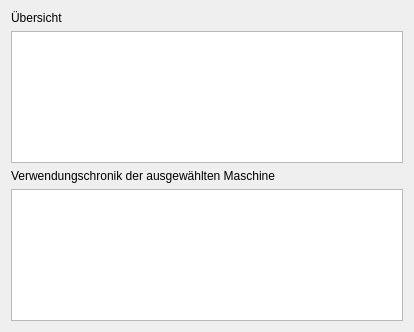
This is DBS-Bauer/maschinewidget.ui in t-script/DBS-Bauer as Qt 5 draws it before an edit. The edited form follows.
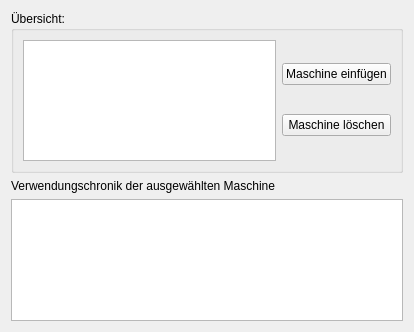
This is the edited form.

Commit message: Maschine löschen/einfügen

```diff
--- a/DBS-Bauer/maschinewidget.ui
+++ b/DBS-Bauer/maschinewidget.ui
@@ -15,15 +15,35 @@
   </property>
   <layout class="QVBoxLayout" name="verticalLayout">
    <item>
-    <widget class="QLabel" name="label_11">
-     <property name="text">
-      <string>Übersicht</string>
+    <widget class="QGroupBox" name="groupBox">
+     <property name="title">
+      <string>Übersicht:</string>
      </property>
+     <layout class="QHBoxLayout" name="horizontalLayout">
+      <item>
+       <widget class="QTableView" name="tableMaschine"/>
+      </item>
+      <item>
+       <layout class="QVBoxLayout" name="verticalLayout_2">
+        <item>
+         <widget class="QPushButton" name="MaschineEinfuegen">
+          <property name="text">
+           <string>Maschine einfügen</string>
+          </property>
+         </widget>
+        </item>
+        <item>
+         <widget class="QPushButton" name="MaschineTot">
+          <property name="text">
+           <string>Maschine löschen</string>
+          </property>
+         </widget>
+        </item>
+       </layout>
+      </item>
+     </layout>
     </widget>
    </item>
-   <item>
-    <widget class="QTableView" name="tableMaschine"/>
-   </item>
    <item>
     <widget class="QLabel" name="label_12">
      <property name="text">
```
The commit also changes 7 other files.
